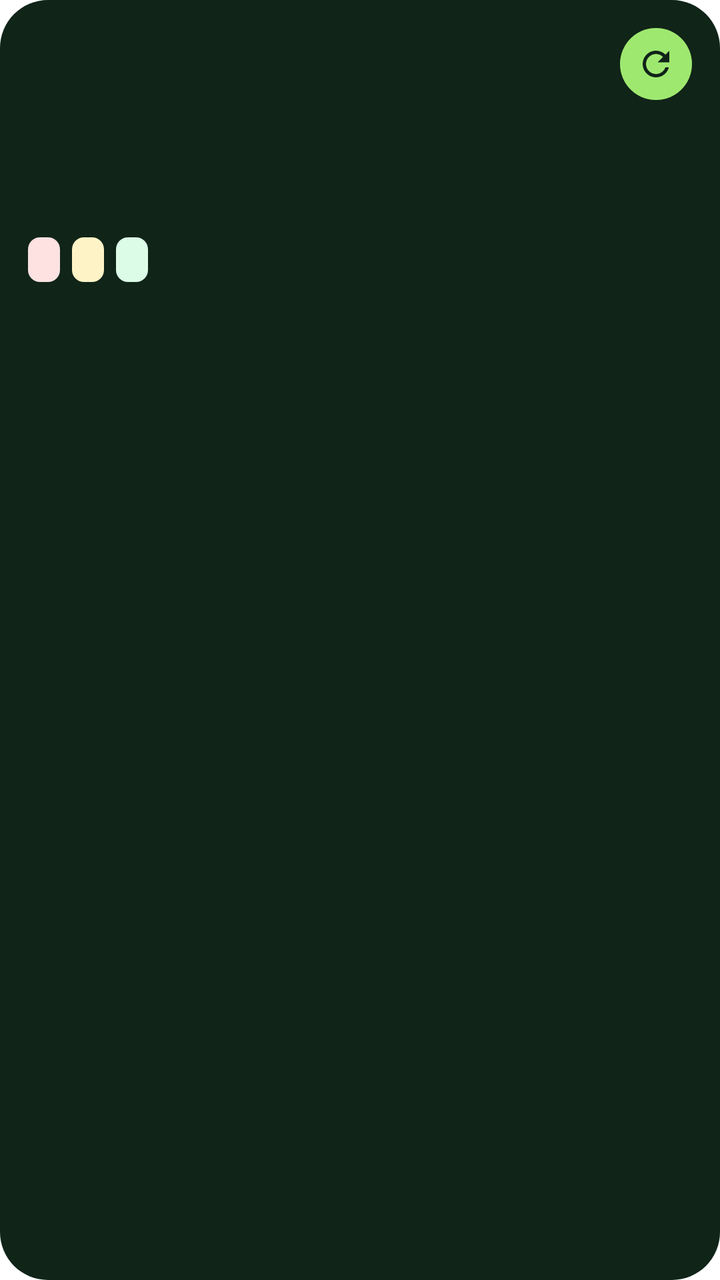
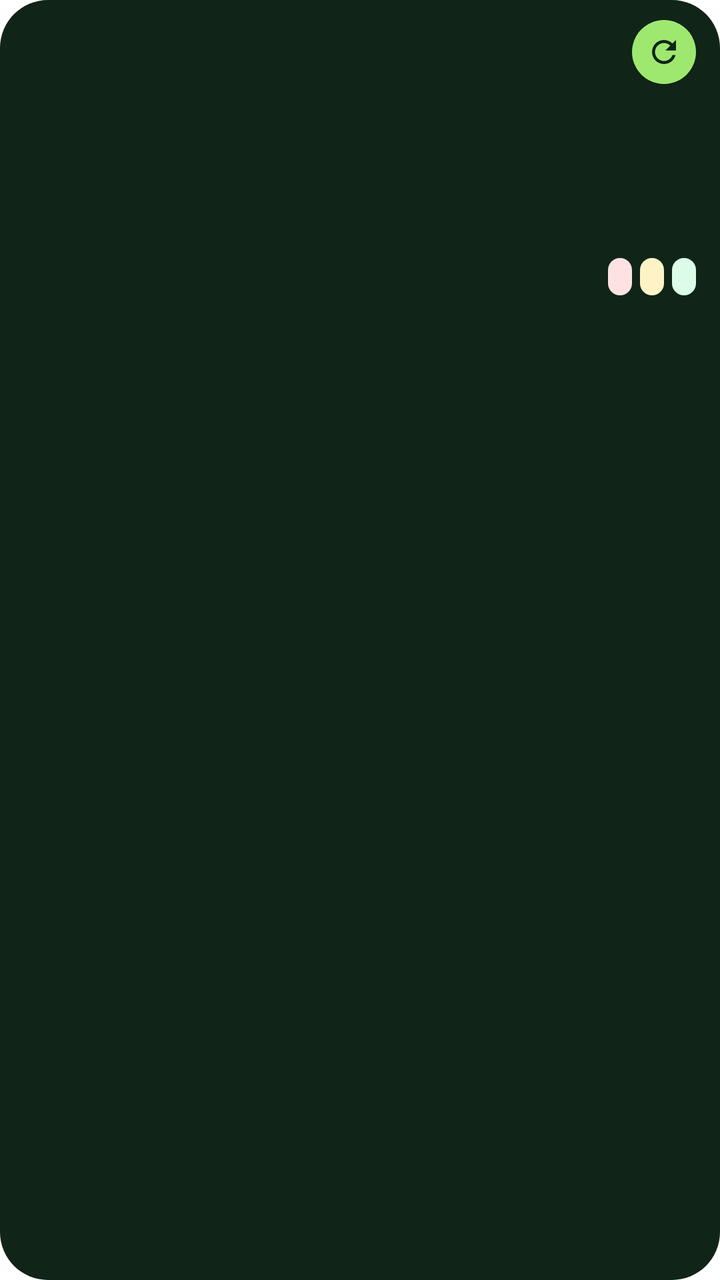

Two renders of the same Android screen: before a commit and after it. Below are the layout's source before the change and the commit's diff.
<!-- AndroidManifest.xml: fallback theme Theme.MaterialComponents.DayNight.NoActionBar -->
<!-- res/layout/shop_widget.xml -->
<?xml version="1.0" encoding="utf-8"?>
<LinearLayout xmlns:android="http://schemas.android.com/apk/res/android"
    android:id="@+id/widget_root"
    android:layout_width="match_parent"
    android:layout_height="match_parent"
    android:background="@drawable/widget_bg"
    android:orientation="vertical"
    android:padding="14dp">

    <LinearLayout
        android:layout_width="match_parent"
        android:layout_height="wrap_content"
        android:gravity="center_vertical"
        android:orientation="horizontal">

        <TextView
            android:id="@+id/widget_title"
            android:layout_width="0dp"
            android:layout_height="wrap_content"
            android:layout_weight="1"
            android:maxLines="1"
            android:ellipsize="end"
            android:textColor="#B3F4F7F2"
            android:textSize="13sp"
            android:textStyle="bold" />

        <TextView
            android:id="@+id/widget_updated"
            android:layout_width="wrap_content"
            android:layout_height="wrap_content"
            android:layout_marginEnd="6dp"
            android:maxLines="1"
            android:textColor="#99F4F7F2"
            android:textSize="11sp" />

        <ImageView
            android:id="@+id/widget_refresh"
            android:layout_width="36dp"
            android:layout_height="36dp"
            android:background="@drawable/widget_refresh_bg"
            android:contentDescription="Refresh"
            android:padding="8dp"
            android:src="@drawable/ic_widget_refresh" />
    </LinearLayout>

    <TextView
        android:id="@+id/widget_amount"
        android:layout_width="wrap_content"
        android:layout_height="wrap_content"
        android:layout_marginTop="2dp"
        android:maxLines="1"
        android:textColor="#F4F7F2"
        android:textSize="30sp"
        android:textStyle="bold" />

    <TextView
        android:id="@+id/widget_split"
        android:layout_width="match_parent"
        android:layout_height="wrap_content"
        android:maxLines="1"
        android:ellipsize="end"
        android:textColor="#B3F4F7F2"
        android:textSize="12sp" />

    <TextView
        android:id="@+id/widget_repairs"
        android:layout_width="match_parent"
        android:layout_height="wrap_content"
        android:layout_marginTop="2dp"
        android:maxLines="1"
        android:ellipsize="end"
        android:textColor="#D9F4F7F2"
        android:textSize="12sp"
        android:visibility="gone" />

    <TextView
        android:id="@+id/widget_net"
        android:layout_width="match_parent"
        android:layout_height="wrap_content"
        android:layout_marginTop="2dp"
        android:maxLines="1"
        android:ellipsize="end"
        android:textColor="#D9F4F7F2"
        android:textSize="12sp"
        android:textStyle="bold"
        android:visibility="gone" />

    <LinearLayout
        android:layout_width="match_parent"
        android:layout_height="wrap_content"
        android:layout_marginTop="10dp"
        android:orientation="horizontal">

        <TextView
            android:id="@+id/widget_late"
            android:layout_width="wrap_content"
            android:layout_height="wrap_content"
            android:layout_marginEnd="6dp"
            android:background="@drawable/widget_chip_late"
            android:maxLines="1"
            android:paddingStart="8dp"
            android:paddingTop="3dp"
            android:paddingEnd="8dp"
            android:paddingBottom="3dp"
            android:textColor="#991B1B"
            android:textSize="12sp"
            android:textStyle="bold" />

        <TextView
            android:id="@+id/widget_due"
            android:layout_width="wrap_content"
            android:layout_height="wrap_content"
            android:layout_marginEnd="6dp"
            android:background="@drawable/widget_chip_due"
            android:maxLines="1"
            android:paddingStart="8dp"
            android:paddingTop="3dp"
            android:paddingEnd="8dp"
            android:paddingBottom="3dp"
            android:textColor="#92400E"
            android:textSize="12sp"
            android:textStyle="bold" />

        <TextView
            android:id="@+id/widget_ready"
            android:layout_width="wrap_content"
            android:layout_height="wrap_content"
            android:background="@drawable/widget_chip_ready"
            android:maxLines="1"
            android:paddingStart="8dp"
            android:paddingTop="3dp"
            android:paddingEnd="8dp"
            android:paddingBottom="3dp"
            android:textColor="#166534"
            android:textSize="12sp"
            android:textStyle="bold" />
    </LinearLayout>


    <TextView
        android:id="@+id/widget_late_job"
        android:layout_width="match_parent"
        android:layout_height="wrap_content"
        android:layout_marginTop="8dp"
        android:maxLines="1"
        android:ellipsize="end"
        android:textColor="#FFFECACA"
        android:textSize="12sp"
        android:visibility="gone" />

    <TextView
        android:id="@+id/widget_stock"
        android:layout_width="match_parent"
        android:layout_height="wrap_content"
        android:layout_marginTop="2dp"
        android:maxLines="1"
        android:ellipsize="end"
        android:textColor="#B3F4F7F2"
        android:textSize="12sp"
        android:visibility="gone" />

    <TextView
        android:id="@+id/widget_owed"
        android:layout_width="match_parent"
        android:layout_height="wrap_content"
        android:layout_marginTop="8dp"
        android:maxLines="1"
        android:ellipsize="end"
        android:textColor="#9FE870"
        android:textSize="12sp"
        android:textStyle="bold"
        android:visibility="gone" />
</LinearLayout>
<!-- resources referenced by this layout -->
<resources>
  <!-- drawable ic_widget_refresh (drawable) -->
  <?xml version="1.0" encoding="utf-8"?>
  <vector xmlns:android="http://schemas.android.com/apk/res/android"
      android:width="24dp"
      android:height="24dp"
      android:viewportWidth="24"
      android:viewportHeight="24">
      <path
          android:fillColor="#102418"
          android:pathData="M17.65,6.35C16.2,4.9 14.21,4 12,4c-4.42,0 -7.99,3.58 -7.99,8s3.57,8 7.99,8c3.73,0 6.84,-2.55 7.73,-6h-2.08c-0.82,2.33 -3.04,4 -5.65,4 -3.31,0 -6,-2.69 -6,-6s2.69,-6 6,-6c1.66,0 3.14,0.69 4.22,1.78L13,11h7V4l-2.35,2.35z" />
  </vector>
  <!-- drawable widget_bg (drawable) -->
  <?xml version="1.0" encoding="utf-8"?>
  <shape xmlns:android="http://schemas.android.com/apk/res/android" android:shape="rectangle">
      <solid android:color="#102418" />
      <corners android:radius="24dp" />
  </shape>
  <!-- drawable widget_chip_due (drawable) -->
  <?xml version="1.0" encoding="utf-8"?>
  <shape xmlns:android="http://schemas.android.com/apk/res/android" android:shape="rectangle">
      <solid android:color="#FEF3C7" />
      <corners android:radius="6dp" />
  </shape>
  <!-- drawable widget_chip_late (drawable) -->
  <?xml version="1.0" encoding="utf-8"?>
  <shape xmlns:android="http://schemas.android.com/apk/res/android" android:shape="rectangle">
      <solid android:color="#FEE2E2" />
      <corners android:radius="6dp" />
  </shape>
  <!-- drawable widget_chip_ready (drawable) -->
  <?xml version="1.0" encoding="utf-8"?>
  <shape xmlns:android="http://schemas.android.com/apk/res/android" android:shape="rectangle">
      <solid android:color="#DCFCE7" />
      <corners android:radius="6dp" />
  </shape>
  <!-- drawable widget_refresh_bg (drawable) -->
  <?xml version="1.0" encoding="utf-8"?>
  <shape xmlns:android="http://schemas.android.com/apk/res/android" android:shape="oval">
      <solid android:color="#9FE870" />
  </shape>
</resources>

<!-- the commit's change to res/layout/shop_widget.xml (unified diff, before → after) -->
@@ -5,7 +5,10 @@
     android:layout_height="match_parent"
     android:background="@drawable/widget_bg"
     android:orientation="vertical"
-    android:padding="14dp">
+    android:paddingStart="14dp"
+    android:paddingTop="10dp"
+    android:paddingEnd="12dp"
+    android:paddingBottom="12dp">
 
     <LinearLayout
         android:layout_width="match_parent"
@@ -28,6 +31,7 @@
             android:id="@+id/widget_updated"
             android:layout_width="wrap_content"
             android:layout_height="wrap_content"
+            android:layout_marginStart="6dp"
             android:layout_marginEnd="6dp"
             android:maxLines="1"
             android:textColor="#99F4F7F2"
@@ -35,139 +39,394 @@
 
         <ImageView
             android:id="@+id/widget_refresh"
-            android:layout_width="36dp"
-            android:layout_height="36dp"
+            android:layout_width="32dp"
+            android:layout_height="32dp"
             android:background="@drawable/widget_refresh_bg"
             android:contentDescription="Refresh"
-            android:padding="8dp"
+            android:padding="7dp"
             android:src="@drawable/ic_widget_refresh" />
     </LinearLayout>
 
+    <LinearLayout
+        android:layout_width="match_parent"
+        android:layout_height="wrap_content"
+        android:gravity="bottom"
+        android:orientation="horizontal">
+
+        <TextView
+            android:id="@+id/widget_amount"
+            android:layout_width="0dp"
+            android:layout_height="wrap_content"
+            android:layout_weight="1"
+            android:maxLines="1"
+            android:textColor="#F4F7F2"
+            android:textSize="28sp"
+            android:textStyle="bold" />
+
+        <LinearLayout
+            android:layout_width="wrap_content"
+            android:layout_height="wrap_content"
+            android:layout_marginBottom="4dp"
+            android:gravity="end"
+            android:orientation="vertical">
+
+            <TextView
+                android:id="@+id/widget_net"
+                android:layout_width="wrap_content"
+                android:layout_height="wrap_content"
+                android:maxLines="1"
+                android:textColor="#9FE870"
+                android:textSize="13sp"
+                android:textStyle="bold"
+                android:visibility="gone" />
+
+            <TextView
+                android:id="@+id/widget_spent"
+                android:layout_width="wrap_content"
+                android:layout_height="wrap_content"
+                android:maxLines="1"
+                android:textColor="#99F4F7F2"
+                android:textSize="11sp"
+                android:visibility="gone" />
+        </LinearLayout>
+    </LinearLayout>
+
+    <LinearLayout
+        android:layout_width="match_parent"
+        android:layout_height="wrap_content"
+        android:layout_marginTop="6dp"
+        android:orientation="horizontal">
+
+        <LinearLayout
+            android:id="@+id/widget_col_upi"
+            android:layout_width="0dp"
+            android:layout_height="wrap_content"
+            android:layout_weight="1"
+            android:orientation="vertical">
+
+            <TextView
+                android:id="@+id/widget_l_upi"
+                android:layout_width="match_parent"
+                android:layout_height="wrap_content"
+                android:maxLines="1"
+                android:ellipsize="end"
+                android:textColor="#99F4F7F2"
+                android:textSize="11sp" />
+
+            <TextView
+                android:id="@+id/widget_v_upi"
+                android:layout_width="match_parent"
+                android:layout_height="wrap_content"
+                android:maxLines="1"
+                android:ellipsize="end"
+                android:textColor="#F4F7F2"
+                android:textSize="14sp"
+                android:textStyle="bold" />
+        </LinearLayout>
+
+        <LinearLayout
+            android:id="@+id/widget_col_cash"
+            android:layout_width="0dp"
+            android:layout_height="wrap_content"
+            android:layout_weight="1"
+            android:orientation="vertical">
+
+            <TextView
+                android:id="@+id/widget_l_cash"
+                android:layout_width="match_parent"
+                android:layout_height="wrap_content"
+                android:maxLines="1"
+                android:ellipsize="end"
+                android:textColor="#99F4F7F2"
+                android:textSize="11sp" />
+
+            <TextView
+                android:id="@+id/widget_v_cash"
+                android:layout_width="match_parent"
+                android:layout_height="wrap_content"
+                android:maxLines="1"
+                android:ellipsize="end"
+                android:textColor="#F4F7F2"
+                android:textSize="14sp"
+                android:textStyle="bold" />
+        </LinearLayout>
+
+        <LinearLayout
+            android:id="@+id/widget_col_other"
+            android:layout_width="0dp"
+            android:layout_height="wrap_content"
+            android:layout_weight="1"
+            android:orientation="vertical"
+            android:visibility="gone">
+
+            <TextView
+                android:id="@+id/widget_l_other"
+                android:layout_width="match_parent"
+                android:layout_height="wrap_content"
+                android:maxLines="1"
+                android:ellipsize="end"
+                android:textColor="#99F4F7F2"
+                android:textSize="11sp" />
+
+            <TextView
+                android:id="@+id/widget_v_other"
+                android:layout_width="match_parent"
+                android:layout_height="wrap_content"
+                android:maxLines="1"
+                android:ellipsize="end"
+                android:textColor="#F4F7F2"
+                android:textSize="14sp"
+                android:textStyle="bold" />
+        </LinearLayout>
+
+        <LinearLayout
+            android:id="@+id/widget_col_rep"
+            android:layout_width="0dp"
+            android:layout_height="wrap_content"
+            android:layout_weight="1"
+            android:orientation="vertical">
+
+            <TextView
+                android:id="@+id/widget_l_rep"
+                android:layout_width="match_parent"
+                android:layout_height="wrap_content"
+                android:maxLines="1"
+                android:ellipsize="end"
+                android:textColor="#99F4F7F2"
+                android:textSize="11sp" />
+
+            <TextView
+                android:id="@+id/widget_v_rep"
+                android:layout_width="match_parent"
+                android:layout_height="wrap_content"
+                android:maxLines="1"
+                android:ellipsize="end"
+                android:textColor="#F4F7F2"
+                android:textSize="14sp"
+                android:textStyle="bold" />
+        </LinearLayout>
+    </LinearLayout>
+
+    <LinearLayout
+        android:layout_width="match_parent"
+        android:layout_height="wrap_content"
+        android:layout_marginTop="10dp"
+        android:gravity="center_vertical"
+        android:orientation="horizontal">
+
+        <TextView
+            android:id="@+id/widget_jobs_title"
+            android:layout_width="0dp"
+            android:layout_height="wrap_content"
+            android:layout_weight="1"
+            android:maxLines="1"
+            android:ellipsize="end"
+            android:textColor="#D9F4F7F2"
+            android:textSize="12sp"
+            android:textStyle="bold" />
+
+        <TextView
+            android:id="@+id/widget_late"
+            android:layout_width="wrap_content"
+            android:layout_height="wrap_content"
+            android:layout_marginStart="4dp"
+            android:background="@drawable/widget_chip_late"
+            android:maxLines="1"
+            android:paddingStart="6dp"
+            android:paddingTop="2dp"
+            android:paddingEnd="6dp"
+            android:paddingBottom="2dp"
+            android:textColor="#991B1B"
+            android:textSize="11sp"
+            android:textStyle="bold" />
+
+        <TextView
+            android:id="@+id/widget_due"
+            android:layout_width="wrap_content"
+            android:layout_height="wrap_content"
+            android:layout_marginStart="4dp"
+            android:background="@drawable/widget_chip_due"
+            android:maxLines="1"
+            android:paddingStart="6dp"
+            android:paddingTop="2dp"
+            android:paddingEnd="6dp"
+            android:paddingBottom="2dp"
+            android:textColor="#92400E"
+            android:textSize="11sp"
+            android:textStyle="bold" />
+
+        <TextView
+            android:id="@+id/widget_ready"
+            android:layout_width="wrap_content"
+            android:layout_height="wrap_content"
+            android:layout_marginStart="4dp"
+            android:background="@drawable/widget_chip_ready"
+            android:maxLines="1"
+            android:paddingStart="6dp"
+            android:paddingTop="2dp"
+            android:paddingEnd="6dp"
+            android:paddingBottom="2dp"
+            android:textColor="#166534"
+            android:textSize="11sp"
+            android:textStyle="bold" />
+    </LinearLayout>
+
+    <LinearLayout
+        android:id="@+id/widget_job0"
+        android:layout_width="match_parent"
+        android:layout_height="wrap_content"
+        android:layout_marginTop="4dp"
+        android:background="@drawable/widget_row_bg"
+        android:gravity="center_vertical"
+        android:orientation="horizontal"
+        android:paddingStart="10dp"
+        android:paddingTop="5dp"
+        android:paddingEnd="6dp"
+        android:paddingBottom="5dp"
+        android:visibility="gone">
+
+        <TextView
+            android:id="@+id/widget_job0_name"
+            android:layout_width="0dp"
+            android:layout_height="wrap_content"
+            android:layout_weight="1"
+            android:maxLines="1"
+            android:ellipsize="end"
+            android:textColor="#F4F7F2"
+            android:textSize="12sp" />
+
+        <TextView
+            android:id="@+id/widget_job0_chip"
+            android:layout_width="wrap_content"
+            android:layout_height="wrap_content"
+            android:layout_marginStart="8dp"
+            android:background="@drawable/widget_chip_later"
+            android:maxLines="1"
+            android:paddingStart="6dp"
+            android:paddingTop="2dp"
+            android:paddingEnd="6dp"
+            android:paddingBottom="2dp"
+            android:textColor="#F4F7F2"
+            android:textSize="11sp"
+            android:textStyle="bold" />
+    </LinearLayout>
+
+    <LinearLayout
+        android:id="@+id/widget_job1"
+        android:layout_width="match_parent"
+        android:layout_height="wrap_content"
+        android:layout_marginTop="4dp"
+        android:background="@drawable/widget_row_bg"
+        android:gravity="center_vertical"
+        android:orientation="horizontal"
+        android:paddingStart="10dp"
+        android:paddingTop="5dp"
+        android:paddingEnd="6dp"
+        android:paddingBottom="5dp"
+        android:visibility="gone">
+
+        <TextView
+            android:id="@+id/widget_job1_name"
+            android:layout_width="0dp"
+            android:layout_height="wrap_content"
+            android:layout_weight="1"
+            android:maxLines="1"
+            android:ellipsize="end"
+            android:textColor="#F4F7F2"
+            android:textSize="12sp" />
+
+        <TextView
+            android:id="@+id/widget_job1_chip"
+            android:layout_width="wrap_content"
+            android:layout_height="wrap_content"
+            android:layout_marginStart="8dp"
+            android:background="@drawable/widget_chip_later"
+            android:maxLines="1"
+            android:paddingStart="6dp"
+            android:paddingTop="2dp"
+            android:paddingEnd="6dp"
+            android:paddingBottom="2dp"
+            android:textColor="#F4F7F2"
+            android:textSize="11sp"
+            android:textStyle="bold" />
+    </LinearLayout>
+
+    <LinearLayout
+        android:id="@+id/widget_job2"
+        android:layout_width="match_parent"
+        android:layout_height="wrap_content"
+        android:layout_marginTop="4dp"
+        android:background="@drawable/widget_row_bg"
+        android:gravity="center_vertical"
+        android:orientation="horizontal"
+        android:paddingStart="10dp"
+        android:paddingTop="5dp"
+        android:paddingEnd="6dp"
+        android:paddingBottom="5dp"
+        android:visibility="gone">
+
+        <TextView
+            android:id="@+id/widget_job2_name"
+            android:layout_width="0dp"
+            android:layout_height="wrap_content"
+            android:layout_weight="1"
+            android:maxLines="1"
+            android:ellipsize="end"
+            android:textColor="#F4F7F2"
+            android:textSize="12sp" />
+
+        <TextView
+            android:id="@+id/widget_job2_chip"
+            android:layout_width="wrap_content"
+            android:layout_height="wrap_content"
+            android:layout_marginStart="8dp"
+            android:background="@drawable/widget_chip_later"
+            android:maxLines="1"
+            android:paddingStart="6dp"
+            android:paddingTop="2dp"
+            android:paddingEnd="6dp"
+            android:paddingBottom="2dp"
+            android:textColor="#F4F7F2"
+            android:textSize="11sp"
+            android:textStyle="bold" />
+    </LinearLayout>
+
     <TextView
-        android:id="@+id/widget_amount"
-        android:layout_width="wrap_content"
-        android:layout_height="wrap_content"
-        android:layout_marginTop="2dp"
+        android:id="@+id/widget_jobs_empty"
+        android:layout_width="match_parent"
+        android:layout_height="wrap_content"
+        android:layout_marginTop="6dp"
         android:maxLines="1"
-        android:textColor="#F4F7F2"
-        android:textSize="30sp"
-        android:textStyle="bold" />
-
-    <TextView
-        android:id="@+id/widget_split"
-        android:layout_width="match_parent"
-        android:layout_height="wrap_content"
-        android:maxLines="1"
-        android:ellipsize="end"
-        android:textColor="#B3F4F7F2"
-        android:textSize="12sp" />
-
-    <TextView
-        android:id="@+id/widget_repairs"
-        android:layout_width="match_parent"
-        android:layout_height="wrap_content"
-        android:layout_marginTop="2dp"
-        android:maxLines="1"
-        android:ellipsize="end"
-        android:textColor="#D9F4F7F2"
+        android:textColor="#99F4F7F2"
         android:textSize="12sp"
         android:visibility="gone" />
 
-    <TextView
-        android:id="@+id/widget_net"
-        android:layout_width="match_parent"
-        android:layout_height="wrap_content"
-        android:layout_marginTop="2dp"
-        android:maxLines="1"
-        android:ellipsize="end"
-        android:textColor="#D9F4F7F2"
-        android:textSize="12sp"
-        android:textStyle="bold"
-        android:visibility="gone" />
-
-    <LinearLayout
-        android:layout_width="match_parent"
-        android:layout_height="wrap_content"
-        android:layout_marginTop="10dp"
+    <LinearLayout
+        android:layout_width="match_parent"
+        android:layout_height="wrap_content"
+        android:layout_marginTop="8dp"
+        android:gravity="center_vertical"
         android:orientation="horizontal">
 
         <TextView
-            android:id="@+id/widget_late"
-            android:layout_width="wrap_content"
-            android:layout_height="wrap_content"
-            android:layout_marginEnd="6dp"
-            android:background="@drawable/widget_chip_late"
-            android:maxLines="1"
-            android:paddingStart="8dp"
-            android:paddingTop="3dp"
-            android:paddingEnd="8dp"
-            android:paddingBottom="3dp"
-            android:textColor="#991B1B"
-            android:textSize="12sp"
-            android:textStyle="bold" />
-
-        <TextView
-            android:id="@+id/widget_due"
-            android:layout_width="wrap_content"
-            android:layout_height="wrap_content"
-            android:layout_marginEnd="6dp"
-            android:background="@drawable/widget_chip_due"
-            android:maxLines="1"
-            android:paddingStart="8dp"
-            android:paddingTop="3dp"
-            android:paddingEnd="8dp"
-            android:paddingBottom="3dp"
-            android:textColor="#92400E"
-            android:textSize="12sp"
-            android:textStyle="bold" />
-
-        <TextView
-            android:id="@+id/widget_ready"
-            android:layout_width="wrap_content"
-            android:layout_height="wrap_content"
-            android:background="@drawable/widget_chip_ready"
-            android:maxLines="1"
-            android:paddingStart="8dp"
-            android:paddingTop="3dp"
-            android:paddingEnd="8dp"
-            android:paddingBottom="3dp"
-            android:textColor="#166534"
-            android:textSize="12sp"
-            android:textStyle="bold" />
-    </LinearLayout>
-
-
-    <TextView
-        android:id="@+id/widget_late_job"
-        android:layout_width="match_parent"
-        android:layout_height="wrap_content"
-        android:layout_marginTop="8dp"
-        android:maxLines="1"
-        android:ellipsize="end"
-        android:textColor="#FFFECACA"
-        android:textSize="12sp"
-        android:visibility="gone" />
-
-    <TextView
-        android:id="@+id/widget_stock"
-        android:layout_width="match_parent"
-        android:layout_height="wrap_content"
-        android:layout_marginTop="2dp"
-        android:maxLines="1"
-        android:ellipsize="end"
-        android:textColor="#B3F4F7F2"
-        android:textSize="12sp"
-        android:visibility="gone" />
-
-    <TextView
-        android:id="@+id/widget_owed"
-        android:layout_width="match_parent"
-        android:layout_height="wrap_content"
-        android:layout_marginTop="8dp"
-        android:maxLines="1"
-        android:ellipsize="end"
-        android:textColor="#9FE870"
-        android:textSize="12sp"
-        android:textStyle="bold"
-        android:visibility="gone" />
+            android:id="@+id/widget_stock"
+            android:layout_width="0dp"
+            android:layout_height="wrap_content"
+            android:layout_weight="1"
+            android:maxLines="1"
+            android:ellipsize="end"
+            android:textColor="#B3F4F7F2"
+            android:textSize="11sp" />
+
+        <TextView
+            android:id="@+id/widget_owed"
+            android:layout_width="wrap_content"
+            android:layout_height="wrap_content"
+            android:layout_marginStart="8dp"
+            android:maxLines="1"
+            android:textColor="#9FE870"
+            android:textSize="11sp"
+            android:textStyle="bold"
+            android:visibility="gone" />
+    </LinearLayout>
 </LinearLayout>
<!-- resource entries referenced after the edit -->
@@ -29,6 +29,12 @@
       <solid android:color="#FEE2E2" />
       <corners android:radius="6dp" />
   </shape>
+  <!-- drawable widget_chip_later (drawable) -->
+  <?xml version="1.0" encoding="utf-8"?>
+  <shape xmlns:android="http://schemas.android.com/apk/res/android" android:shape="rectangle">
+      <solid android:color="#2EF4F7F2" />
+      <corners android:radius="6dp" />
+  </shape>
   <!-- drawable widget_chip_ready (drawable) -->
   <?xml version="1.0" encoding="utf-8"?>
   <shape xmlns:android="http://schemas.android.com/apk/res/android" android:shape="rectangle">
@@ -40,5 +46,11 @@
   <shape xmlns:android="http://schemas.android.com/apk/res/android" android:shape="oval">
       <solid android:color="#9FE870" />
   </shape>
+  <!-- drawable widget_row_bg (drawable) -->
+  <?xml version="1.0" encoding="utf-8"?>
+  <shape xmlns:android="http://schemas.android.com/apk/res/android" android:shape="rectangle">
+      <solid android:color="#1AF4F7F2" />
+      <corners android:radius="10dp" />
+  </shape>
 </resources>
 
